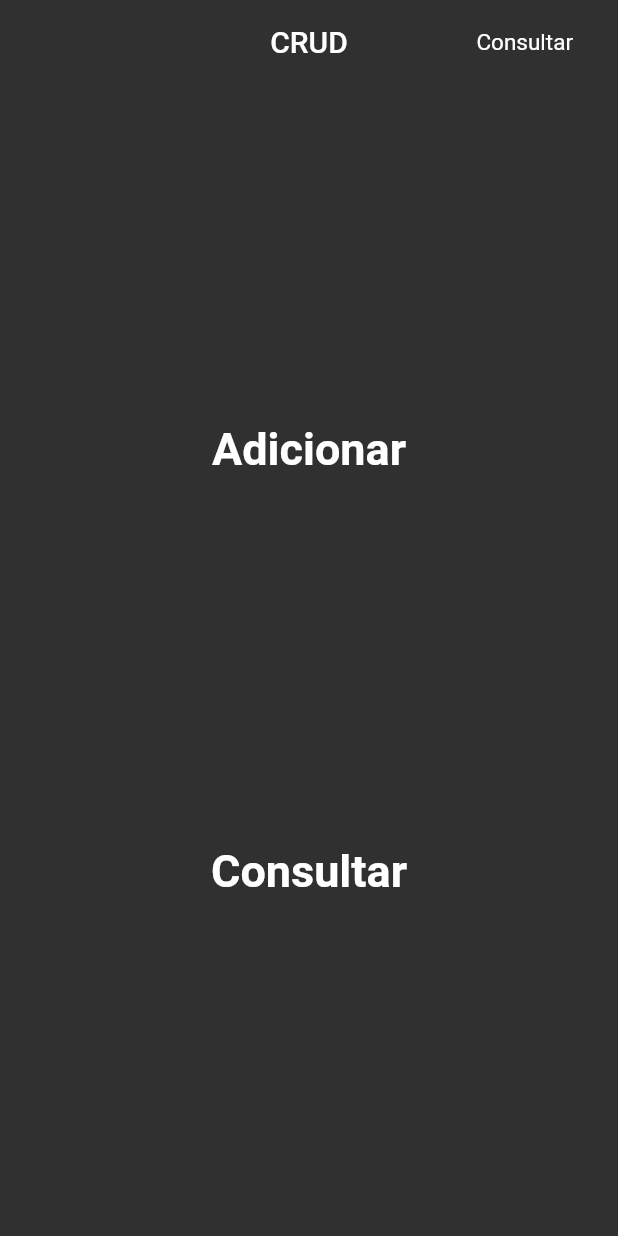
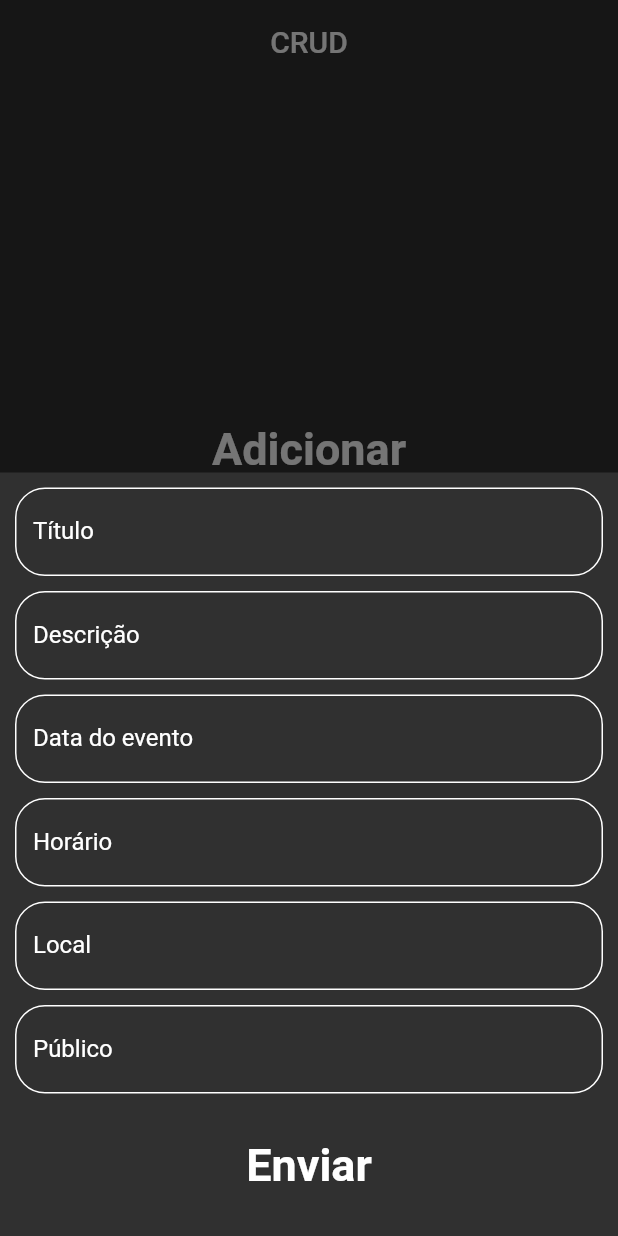
Before and after one commit to robertoalvarezjunior/CRUD, a Flutter app: the screen it shows after launch, after a tap on "Adicionar", on a phone screen of 412 x 824 dp. Run offline on Flutter 3.47's test engine with Material 2 defaults, Android fonts, the phone set to English and light mode, and no system bars.

Commit message:
first commit

```diff
--- a/lib/main.dart
+++ b/lib/main.dart
@@ -10,6 +10,8 @@ class MyApp extends StatelessWidget {
 
   @override
   Widget build(BuildContext context) {
+    final radiusBorder = BorderRadius.circular(20);
+    const sideBorder = BorderSide(color: Colors.white);
     return MaterialApp(
       theme: ThemeData(
         brightness: Brightness.dark,
@@ -29,6 +31,25 @@ class MyApp extends StatelessWidget {
             animationDuration: const Duration(microseconds: 10),
           ),
         ),
+        inputDecorationTheme: InputDecorationTheme(
+          errorBorder: OutlineInputBorder(
+            borderRadius: radiusBorder,
+            borderSide: sideBorder,
+          ),
+          labelStyle: const TextStyle(color: Colors.white),
+          enabledBorder: OutlineInputBorder(
+            borderRadius: radiusBorder,
+            borderSide: sideBorder,
+          ),
+          focusedBorder: OutlineInputBorder(
+            borderRadius: radiusBorder,
+            borderSide: sideBorder,
+          ),
+          focusedErrorBorder: OutlineInputBorder(
+            borderRadius: radiusBorder,
+            borderSide: sideBorder,
+          ),
+        ),
       ),
       debugShowCheckedModeBanner: false,
       home: const HomePage(),
--- /dev/null
+++ b/lib/modals/lista.dart
@@ -0,0 +1,20 @@
+class Lista {
+  //Título, descrição, data do evento, horário, local, público
+  late String id;
+  late String titulo;
+  late String descricao;
+  late String data;
+  late String horario;
+  late String local;
+  late String publico;
+
+  Lista({
+    required this.id,
+    required this.titulo,
+    required this.descricao,
+    required this.data,
+    required this.horario,
+    required this.local,
+    required this.publico,
+  });
+}
--- a/lib/screens/home_page.dart
+++ b/lib/screens/home_page.dart
@@ -1,3 +1,8 @@
+import 'dart:math';
+
+import 'package:crud/modals/lista.dart';
+import 'package:crud/screens/consultar_page.dart';
+import 'package:crud/screens/modal_form.dart';
 import 'package:flutter/material.dart';
 
 class HomePage extends StatefulWidget {
@@ -8,6 +13,8 @@ class HomePage extends StatefulWidget {
 }
 
 class _HomePageState extends State<HomePage> {
+  final List<Lista> list = [];
+
   @override
   Widget build(BuildContext context) {
     return Scaffold(
@@ -16,31 +23,25 @@ class _HomePageState extends State<HomePage> {
         title: const Text('CRUD'),
         backgroundColor: Colors.transparent,
         elevation: 0,
-        actions: [
-          Center(
-            child: Padding(
-              padding: const EdgeInsets.only(right: 30),
-              child: GestureDetector(
-                onTap: () {},
-                child: const Text(
-                  'Consultar',
-                  style: TextStyle(fontSize: 15),
-                ),
-              ),
-            ),
-          ),
-        ],
       ),
       body: Center(
         child: Column(
           mainAxisAlignment: MainAxisAlignment.spaceEvenly,
           children: [
             ElevatedButton(
-              onPressed: () {},
+              onPressed: () => _openForm(context),
               child: const Text('Adicionar'),
             ),
             ElevatedButton(
-              onPressed: () {},
+              onPressed: () {
+                Navigator.of(context).push(
+                  MaterialPageRoute(
+                    builder: (context) => ConsultarPage(
+                      lista: list,
+                    ),
+                  ),
+                );
+              },
               child: const Text('Consultar'),
             ),
           ],
@@ -48,4 +49,36 @@ class _HomePageState extends State<HomePage> {
       ),
     );
   }
+
+  _openForm(BuildContext context) {
+    showModalBottomSheet(
+      isScrollControlled: true,
+      constraints:
+          BoxConstraints(maxHeight: MediaQuery.of(context).size.height * 1),
+      context: context,
+      builder: (context) => SingleChildScrollView(
+        padding: MediaQuery.of(context).viewInsets,
+        child: ModalForm(
+          onSubmit: _addList,
+        ),
+      ),
+    );
+  }
+
+  _addList(String titulo, String descricao, String data, String horario,
+      String local, String publico) {
+    setState(() {
+      final newList = Lista(
+        id: Random().nextDouble().toString(),
+        titulo: titulo,
+        descricao: descricao,
+        data: data,
+        horario: horario,
+        local: local,
+        publico: publico,
+      );
+      list.add(newList);
+    });
+    Navigator.of(context).pop();
+  }
 }
--- /dev/null
+++ b/lib/screens/modal_form.dart
@@ -0,0 +1,96 @@
+import 'package:flutter/material.dart';
+
+class ModalForm extends StatefulWidget {
+  const ModalForm({super.key, required this.onSubmit});
+
+  final void Function(String, String, String, String, String, String) onSubmit;
+
+  @override
+  State<ModalForm> createState() => _ModalFormState();
+}
+
+class _ModalFormState extends State<ModalForm> {
+  final GlobalKey<FormState> _formkey = GlobalKey<FormState>();
+  final tituloInput = TextEditingController();
+  final descricaoInput = TextEditingController();
+  final dataInput = TextEditingController();
+  final horarioInput = TextEditingController();
+  final localInput = TextEditingController();
+  final publicoInput = TextEditingController();
+
+  @override
+  Widget build(BuildContext context) {
+    return Form(
+      key: _formkey,
+      child: Padding(
+        padding: const EdgeInsets.all(10),
+        child: Column(
+          children: [
+            txtFormField(tituloInput, 'Título', TextInputType.text),
+            const SizedBox(
+              height: 10,
+            ),
+            txtFormField(descricaoInput, 'Descrição', TextInputType.text),
+            const SizedBox(
+              height: 10,
+            ),
+            txtFormField(dataInput, 'Data do evento', TextInputType.datetime),
+            const SizedBox(
+              height: 10,
+            ),
+            txtFormField(horarioInput, 'Horário', TextInputType.datetime),
+            const SizedBox(
+              height: 10,
+            ),
+            txtFormField(localInput, 'Local', TextInputType.text),
+            const SizedBox(
+              height: 10,
+            ),
+            txtFormField(publicoInput, 'Público', TextInputType.text),
+            const SizedBox(
+              height: 10,
+            ),
+            ElevatedButton(
+              onPressed: () {
+                if (_formkey.currentState!.validate()) {
+                  final titulo = tituloInput.text;
+                  final descricao = descricaoInput.text;
+                  final data = dataInput.text;
+                  final horario = horarioInput.text;
+                  final local = localInput.text;
+                  final publico = publicoInput.text;
+
+                  widget.onSubmit(
+                    titulo,
+                    descricao,
+                    data,
+                    horario,
+                    local,
+                    publico,
+                  );
+                }
+              },
+              child: const Text('Enviar'),
+            ),
+          ],
+        ),
+      ),
+    );
+  }
+
+  TextFormField txtFormField(
+      TextEditingController controller, String label, txtInputType) {
+    return TextFormField(
+      controller: controller,
+      cursorColor: Colors.white,
+      keyboardType: txtInputType,
+      decoration: InputDecoration(labelText: label),
+      validator: (value) {
+        if (value!.isEmpty) {
+          return 'Campo obrigatório';
+        }
+        return null;
+      },
+    );
+  }
+}
```
Also changed, not shown: lib/screens/consultar_page.dart (added, +90 -0 lines).
